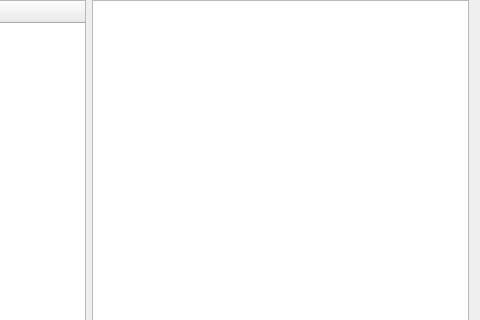
Above: src/peinfo.ui from qinghua921/retools before the change; both pictures show x 225 to 705 and y 0 to 320 of the 705 by 523 pixel window. Below: the same form after it.
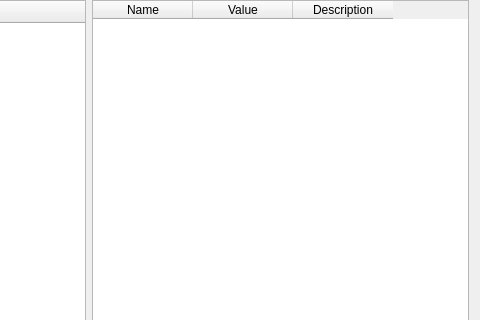
That is the form after the change.

```diff
--- a/src/peinfo.ui
+++ b/src/peinfo.ui
@@ -44,7 +44,23 @@
       </widget>
      </item>
      <item>
-      <widget class="QTableWidget" name="tableWidget"/>
+      <widget class="QTableWidget" name="dos_header_biaoge">
+       <column>
+        <property name="text">
+         <string>Name</string>
+        </property>
+       </column>
+       <column>
+        <property name="text">
+         <string>Value</string>
+        </property>
+       </column>
+       <column>
+        <property name="text">
+         <string>Description</string>
+        </property>
+       </column>
+      </widget>
      </item>
     </layout>
    </item>
```
